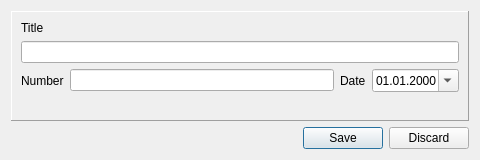
The window that dialogs/protocoldetailsdialog.ui (caxapyk/pa-decision) describes before a commit, drawn with Qt 5.
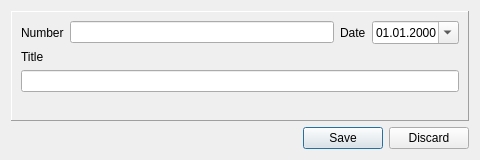
The same window after the commit. Icons and pictures are not drawn.

Patch:
```diff
--- a/dialogs/protocoldetailsdialog.ui
+++ b/dialogs/protocoldetailsdialog.ui
@@ -39,16 +39,6 @@
       <enum>QFrame::Raised</enum>
      </property>
      <layout class="QVBoxLayout" name="verticalLayout_3">
-      <item>
-       <widget class="QLabel" name="label_3">
-        <property name="text">
-         <string>Title</string>
-        </property>
-       </widget>
-      </item>
-      <item>
-       <widget class="QLineEdit" name="lE_title"/>
-      </item>
       <item>
        <layout class="QHBoxLayout" name="horizontalLayout">
         <item>
@@ -80,6 +70,16 @@
         </item>
        </layout>
       </item>
+      <item>
+       <widget class="QLabel" name="label_3">
+        <property name="text">
+         <string>Title</string>
+        </property>
+       </widget>
+      </item>
+      <item>
+       <widget class="QLineEdit" name="lE_title"/>
+      </item>
       <item>
        <spacer name="verticalSpacer">
         <property name="orientation">
```
